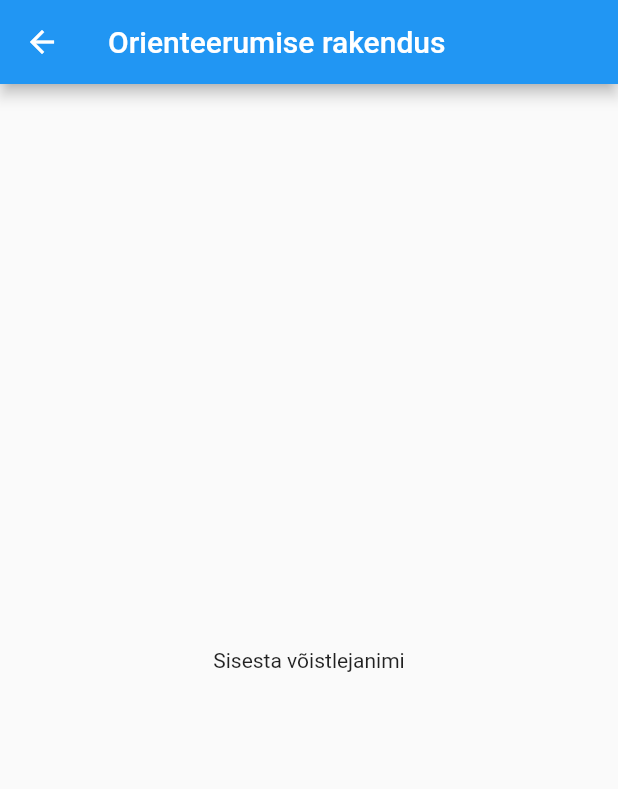
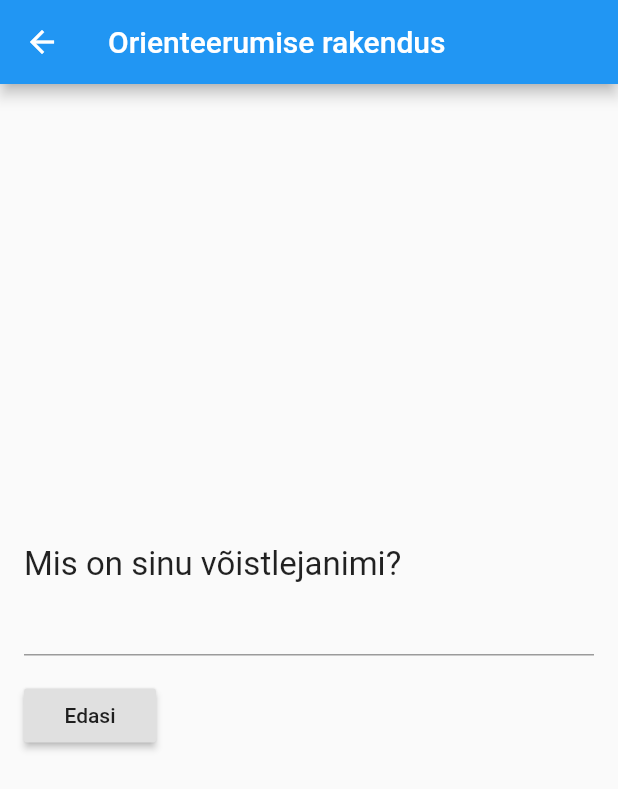
Before and after one commit to Crimsons/orientiir, a Flutter app: the LoginScreen screen opened directly, on a phone screen of 412 x 824 dp. Shown: the top 789 px of the screen. Run offline on Flutter 3.47's test engine with Material 2 defaults, Android fonts, the light colour scheme and no system bars; our stand-ins replace shared_preferences; missing offline and left inert: barcode_scan; accounts and stored records are empty; generated files the repository leaves out were written again.

Commit message:
Add LoginScreen

```diff
--- a/lib/app/login/LoginScreen.dart
+++ b/lib/app/login/LoginScreen.dart
@@ -1,4 +1,8 @@
 import 'package:flutter/material.dart';
+import 'package:hybrid_app/app/main/MainScreen.dart';
+import 'package:hybrid_app/data/local/LocalUserDataSource.dart';
+import 'package:hybrid_app/data/model/user/User.dart';
+import 'package:hybrid_app/data/model/user/UserDataSource.dart';
 
 class LoginScreen extends StatefulWidget {
   @override
@@ -6,15 +10,93 @@ class LoginScreen extends StatefulWidget {
 }
 
 class LoginScreenState extends State<LoginScreen> {
+  final UserDataSource dataSource = LocalUserDataSource();
+  final _formKey = GlobalKey<FormState>();
+  final TextEditingController textFieldController = TextEditingController();
+
+  @override
+  void dispose() {
+    textFieldController.dispose();
+    super.dispose();
+  }
+
   @override
   Widget build(BuildContext context) {
-    return new Scaffold(
-      appBar: new AppBar(
-        title: new Text('Orienteerumise rakendus'),
-      ),
-      body: Center(
-        child: Text("Sisesta võistlejanimi"),
+    return Scaffold(
+      appBar: buildAppBar(),
+      body: buildBody(context),
+    );
+  }
+
+  Widget buildAppBar() {
+    return AppBar(
+      title: Text('Orienteerumise rakendus'),
+    );
+  }
+
+  Widget buildBody(BuildContext context) {
+    return Padding(
+      padding: const EdgeInsets.all(16.0),
+      child: Column(
+        mainAxisAlignment: MainAxisAlignment.center,
+        crossAxisAlignment: CrossAxisAlignment.start,
+        children: <Widget>[
+          Text(
+            "Mis on sinu võistlejanimi?",
+            style: TextStyle(fontSize: 22.0),
+          ),
+          buildForm(context),
+        ],
       ),
     );
   }
+
+  Widget buildForm(BuildContext context) {
+    return Form(
+      key: _formKey,
+      child: Column(
+        crossAxisAlignment: CrossAxisAlignment.start,
+        children: <Widget>[
+          TextFormField(
+            validator: (value) {
+              if (value.isEmpty) {
+                return 'Palun sisesta võistlejanimi';
+              }
+            },
+            textInputAction: TextInputAction.done,
+            keyboardType: TextInputType.text,
+            controller: textFieldController,
+          ),
+          Padding(
+            padding: const EdgeInsets.symmetric(vertical: 16.0),
+            child: RaisedButton(
+              onPressed: () {
+                if (_formKey.currentState.validate()) {
+                  onFormSubmitted(textFieldController.text);
+                }
+              },
+              child: Text('Edasi'),
+            ),
+          ),
+        ],
+      ),
+    );
+  }
+
+  void onFormSubmitted(String text) {
+    saveUser(text);
+    navigateToMain();
+  }
+
+  void saveUser(String text) async {
+    User user = User.fromName(text);
+    dataSource.saveData(user);
+  }
+
+  void navigateToMain() {
+    Navigator.pushReplacement(
+      context,
+      MaterialPageRoute(builder: (context) => MainScreen()),
+    );
+  }
 }
--- a/lib/data/local/LocalUserDataSource.dart
+++ b/lib/data/local/LocalUserDataSource.dart
@@ -1,6 +1,5 @@
 import 'dart:convert';
 
-import 'package:hybrid_app/data/model/checkpoint/CheckPoint.dart';
 import 'package:hybrid_app/data/model/user/User.dart';
 import 'package:hybrid_app/data/model/user/UserDataSource.dart';
 import 'package:shared_preferences/shared_preferences.dart';
@@ -14,7 +13,7 @@ class LocalUserDataSource implements UserDataSource {
     var user;
     if (jsonString != null) {
       var userJson = json.decode(jsonString);
-      user = CheckPoint.fromJson(userJson);
+      user = User.fromJson(userJson);
     }
 
     return user;
```
Also changed, not shown: lib/app/main/MainScreen.dart (+22 -10 lines).
